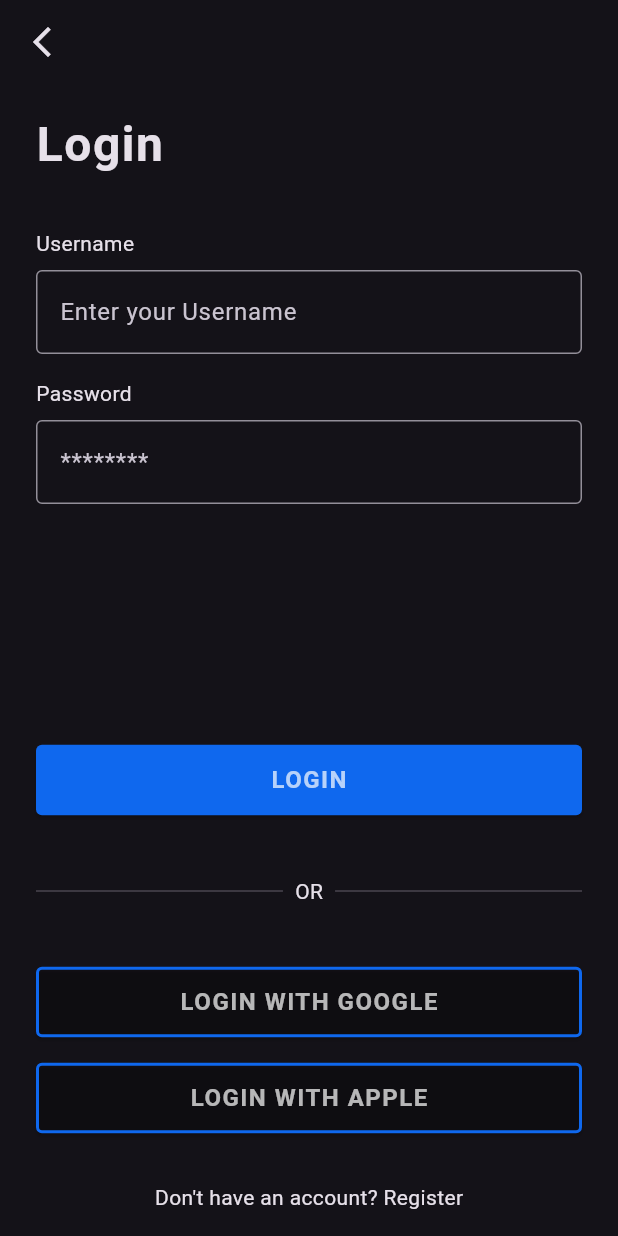
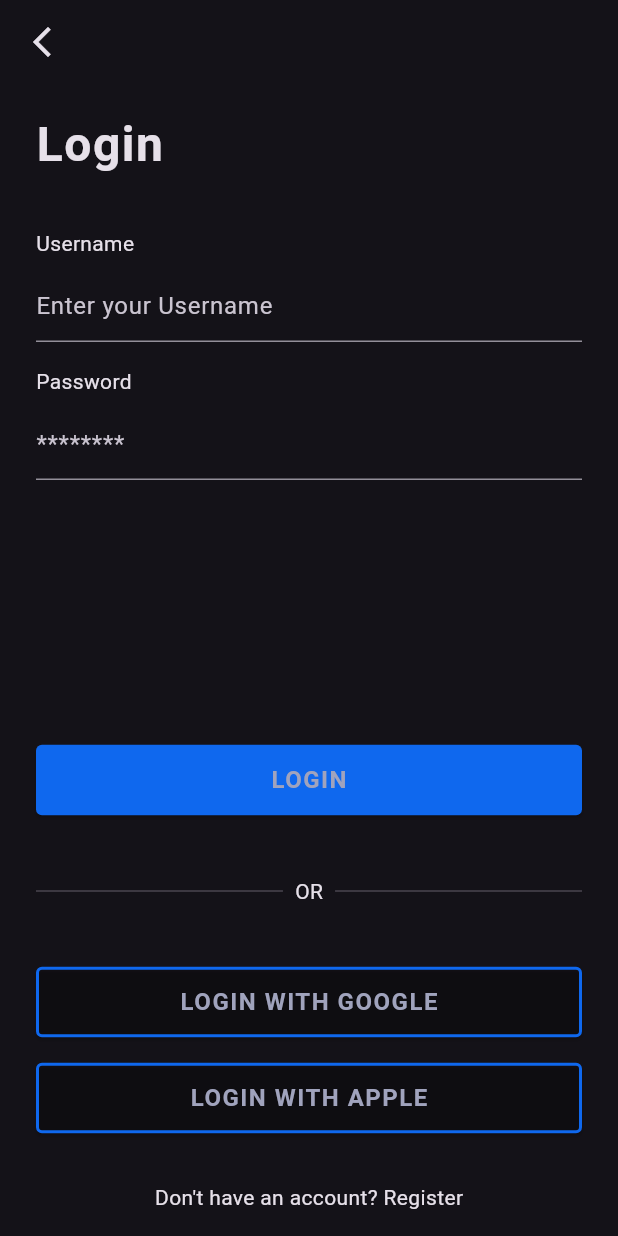
Before and after one commit to kabirdeula/ToDoNow, a Flutter app: the StartScreen screen opened by its route, after a tap on "LOGIN", on a phone screen of 412 x 824 dp. Run offline on Flutter 3.47's test engine with Material 3 defaults, Android fonts, the phone set to English and light mode, and no system bars; our stand-ins replace flutter_bloc, get_it, go_router, smooth_page_indicator.

Commit message:
feat: ✨Add AppColors utility for consistent color management and integrate into UI components

````diff
--- /dev/null
+++ b/lib/core/constants/app_colors.dart
@@ -0,0 +1,83 @@
+import 'package:flutter/material.dart';
+
+/// A utility class for managing application-wide colors.
+///
+/// This class centralizes color definitions to ensure consistency
+/// and maintainability across the application. It supports both light
+/// and dark mode and color schemes.
+class AppColors {
+  // * Grayscale
+  /// The color used for active titles. Color code: `#14142B`
+  static const Color titleActive = Color(0xFF14142B);
+
+  /// The color used for body text. Color code: `#4E4B66`
+  static const Color body = Color(0xFF4E4B66);
+
+  /// The color used for labels. Color code: `#6E7191`
+  static const Color label = Color(0xFF6E7191);
+
+  /// The placeholder text color. Color code: `#A0A3BD`
+  static const Color placeholder = Color(0xFFA0A3BD);
+
+  /// The color for input field borders or separators. Color code: `#D9DBE9`
+  static const Color line = Color(0xFFD9DBE9);
+
+  /// The background color for input fields. Color code: `#EFF0F6`
+  static const Color inputBackground = Color(0xFFEFF0F6);
+
+  /// The background color for the app. Color code: `#F7F7FC`
+  static const Color background = Color(0xFFF7F7FC);
+
+  /// An off-white color for scaffold or screen backgrounds. Color code: `#FCFCFC`
+  static const Color offWhite = Color(0xFFFCFCFC);
+
+  // * Primary Colors
+  /// The primary color used throughout the application. Color code: `#002D72`
+  static const Color primary = Color(0xFF0F68EE);
+
+  /// A darker variant of the primary color. Color code: `#081F43`
+  static const Color primaryDark = Color(0xFF081F43);
+
+  /// The primary color for dark mode. Color code: `#73A8F8`
+  static const Color primaryDarkMode = Color(0xFF73A8F8);
+
+  // * Secondary Colors
+  /// The secondary color used for highlights or accents. Color code: `#76B006`
+  static const Color secondary = Color(0xFF76B006);
+
+  /// A darker variant of the secondary color. Color code: `#578105`
+  static const Color secondaryDark = Color(0xFF578105);
+
+  /// The secondary color for dark mode. Color code: `#C2F85A`
+  static const Color secondaryDarkMode = Color(0xFFC2F85A);
+
+  // * Error Colors
+  /// The color used to indicate errors or critical states. Color code: `#ED2E7E`
+  static const Color error = Color(0xFFED2E7E);
+
+  /// A darker variant of the error color. Color code: `#C30052`
+  static const Color errorDark = Color(0xFFC30052);
+
+  /// The error color for dark mode. Color code: `#FF84B7`
+  static const Color errorDarkMode = Color(0xFFFF84B7);
+
+  // * Success Colors
+  /// The color used to indicate success or positive states. Color code: `#00BA88`
+  static const Color success = Color(0xFF00BA88);
+
+  /// A darker variant of the success color. Color code: `#00966D`
+  static const Color successDark = Color(0xFF00966D);
+
+  /// The success color for dark mode. Color code: `#34EAB9`
+  static const Color successDarkMode = Color(0xFF34EAB9);
+
+  // * Warning Colors
+  /// The color used to indicate warnings or non-critical states. Color code: `#F4B740`
+  static const Color warning = Color(0xFFF4B740);
+
+  /// A darker variant of the warning color. Color code: `#946200`
+  static const Color warningDark = Color(0xFF946200);
+
+  /// The warning color for dark mode. Color code: `#FFD789`
+  static const Color warningDarkMode = Color(0xFFFFD789);
+}
--- a/lib/core/constants/constants.dart
+++ b/lib/core/constants/constants.dart
@@ -1,2 +1,3 @@
+export './app_colors.dart';
 export './app_strings.dart';
 export './asset_paths.dart';
--- a/lib/core/themes/app_typography.dart
+++ b/lib/core/themes/app_typography.dart
@@ -1,4 +1,5 @@
 import 'package:flutter/material.dart';
+import 'package:to_do_now/core/constants/constants.dart';
 
 /// A utility class for managing application-wide text styles.
 ///
@@ -76,7 +77,7 @@ class AppTypography {
   static TextStyle button({Color? color}) => _baseStyle(
         fontSize: 16,
         fontWeight: FontWeight.w600,
-        color: color ?? Colors.white70,
+        color: color ?? AppColors.placeholder,
       );
 
   // * Input Field Styles
--- a/lib/core/widgets/buttons/custom_elevated_button.dart
+++ b/lib/core/widgets/buttons/custom_elevated_button.dart
@@ -1,4 +1,5 @@
 import 'package:flutter/material.dart';
+import 'package:to_do_now/core/constants/constants.dart';
 import 'package:to_do_now/core/themes/themes.dart';
 
 class CustomElevatedButton extends StatelessWidget {
@@ -20,8 +21,8 @@ class CustomElevatedButton extends StatelessWidget {
       label: label,
       onPressed: onPressed,
       style: ElevatedButton.styleFrom(
-        backgroundColor: const Color(0xFF0F68EE),
-        foregroundColor: Colors.white,
+        backgroundColor: AppColors.primary,
+        foregroundColor: AppColors.offWhite,
         padding: const EdgeInsets.symmetric(horizontal: 24, vertical: 12),
         shape: RoundedRectangleBorder(borderRadius: BorderRadius.circular(4)),
       ),
@@ -37,8 +38,8 @@ class CustomElevatedButton extends StatelessWidget {
       onPressed: onPressed,
       style: ElevatedButton.styleFrom(
         backgroundColor: Colors.transparent,
-        foregroundColor: const Color(0xFF0F68EE),
-        side: const BorderSide(color: Color(0xFF0F68EE), width: 2),
+        foregroundColor: AppColors.primary,
+        side: const BorderSide(color: AppColors.primary, width: 2),
         padding: const EdgeInsets.symmetric(horizontal: 24, vertical: 12),
         shape: RoundedRectangleBorder(borderRadius: BorderRadius.circular(4)),
       ),
--- /dev/null
+++ b/lib/core/widgets/custom_text_form_field.dart
@@ -0,0 +1,127 @@
+import 'package:flutter/material.dart';
+import 'package:to_do_now/core/constants/constants.dart';
+
+/// A customizable `TextFormField` widget for consistent styling and functionality.
+///
+/// This widget allows for a variety of configurations, such as autofocus,
+/// obscuring text (e.g., for passwords), autocorrect, and custom error handling.
+///
+/// Example usage:
+/// ```dart
+/// const CustomTextFormField(
+///   controller: myController,
+///   hintText: 'Enter your name',
+///   isObscureText: true,
+///   validator: (value) => value!.isEmpty ? 'Field cannot be empty' : null,
+///   )
+/// ```
+class CustomTextFormField extends StatelessWidget {
+  /// Controls the text being edited.
+  final TextEditingController controller;
+
+  /// The focus node for the text field.
+  final FocusNode? focusNode;
+
+  /// The placeholder text displayed when the field is empty.
+  final String? hintText;
+
+  /// A widget displayed at the end of the text field.
+  final Widget? suffixIcon;
+
+  /// The type of input expected (e.g., text, number, email, etc.).
+  final TextInputType? keyboardType;
+
+  /// The action button to show on the keyboard (e.g., done, next, etc.).
+  final TextInputAction? textInputAction;
+
+  /// The style of the text inside the field.
+  final TextStyle? textStyle;
+
+  /// Whether the field should automatically gain focus.
+  final bool isAutofocus;
+
+  /// Whether the text should be obscured (e.g., for passwords).
+  final bool isObscureText;
+
+  /// Whether autocorrection is enabled.
+  final bool isAutocorrect;
+
+  final void Function(String)? onChanged;
+
+  /// Called when the user completes editing.
+  final void Function()? onEditingComplete;
+
+  /// A function to validate the input.
+  final String? Function(String?)? validator;
+
+  /// The width of the cursor.
+  final double cursorWidth;
+
+  /// The height of the cursor.
+  final double cursorHeight;
+
+  /// The color of the cursor.
+  final Color cursorColor;
+
+  /// The color of the error text.
+  final Color errorColor;
+
+  /// Whether text selection is enabled.
+  final bool isEnabledSelection;
+
+  /// A list of auto-fill hints to help the user.
+  final Iterable<String>? autoFillHints;
+
+  /// Controls the validation behavior (e.g., disabled, always, onUserInteraction)
+  final AutovalidateMode autovalidateMode;
+
+  const CustomTextFormField({
+    super.key,
+    required this.controller,
+    this.focusNode,
+    this.hintText,
+    this.suffixIcon,
+    this.keyboardType,
+    this.textInputAction,
+    this.textStyle,
+    this.isAutofocus = false,
+    this.isObscureText = false,
+    this.isAutocorrect = false,
+    this.onChanged,
+    this.onEditingComplete,
+    this.validator,
+    this.cursorWidth = 2.0,
+    this.cursorHeight = 20.0,
+    this.cursorColor = AppColors.primary,
+    this.errorColor = AppColors.error,
+    this.isEnabledSelection = true,
+    this.autoFillHints,
+    this.autovalidateMode = AutovalidateMode.disabled,
+  });
+
+  @override
+  Widget build(BuildContext context) {
+    return TextFormField(
+      controller: controller,
+      focusNode: focusNode,
+      decoration: InputDecoration(hintText: hintText, suffixIcon: suffixIcon),
+      keyboardType: keyboardType,
+      textInputAction: textInputAction,
+      style: textStyle,
+      autofocus: isAutofocus,
+      obscureText: isObscureText,
+      autocorrect: isAutocorrect,
+      onChanged: onChanged,
+      onEditingComplete: onEditingComplete,
+      validator: validator,
+      cursorWidth: cursorWidth,
+      cursorHeight: cursorHeight,
+      cursorColor: cursorColor,
+      cursorErrorColor: errorColor,
+      enableInteractiveSelection: isEnabledSelection,
+      selectionControls: MaterialTextSelectionControls(),
+      autofillHints: autoFillHints,
+      autovalidateMode: autovalidateMode,
+    );
+  }
+}
--- a/lib/core/widgets/widgets.dart
+++ b/lib/core/widgets/widgets.dart
@@ -1,4 +1,5 @@
 export './buttons/custom_elevated_button.dart';
 export './buttons/custom_text_button.dart';
 export './custom_app_bar.dart';
+export './custom_text_form_field.dart';
 export './screen_padding.dart';
--- a/lib/features/authentication/presentation/screens/login_screen.dart
+++ b/lib/features/authentication/presentation/screens/login_screen.dart
@@ -7,6 +7,9 @@ class LoginScreen extends StatelessWidget {
 
   @override
   Widget build(BuildContext context) {
+    final TextEditingController emailController = TextEditingController();
+    final TextEditingController passwordController = TextEditingController();
+
     return Scaffold(
       resizeToAvoidBottomInset: false,
       appBar: CustomAppBar(),
@@ -18,20 +21,16 @@ class LoginScreen extends StatelessWidget {
             const SizedBox(height: 32.0),
             Text('Username'),
             const SizedBox(height: 8.0),
-            TextFormField(
-              decoration: InputDecoration(
-                border: OutlineInputBorder(),
-                hintText: 'Enter your Username',
-              ),
+            CustomTextFormField(
+              controller: emailController,
+              hintText: 'Enter your Username',
             ),
             const SizedBox(height: 16.0),
             Text('Password'),
             const SizedBox(height: 8.0),
-            TextFormField(
-              decoration: InputDecoration(
-                border: OutlineInputBorder(),
-                hintText: '********',
-              ),
+            CustomTextFormField(
+              controller: passwordController,
+              hintText: '********',
             ),
             const Spacer(),
             SizedBox(
````
